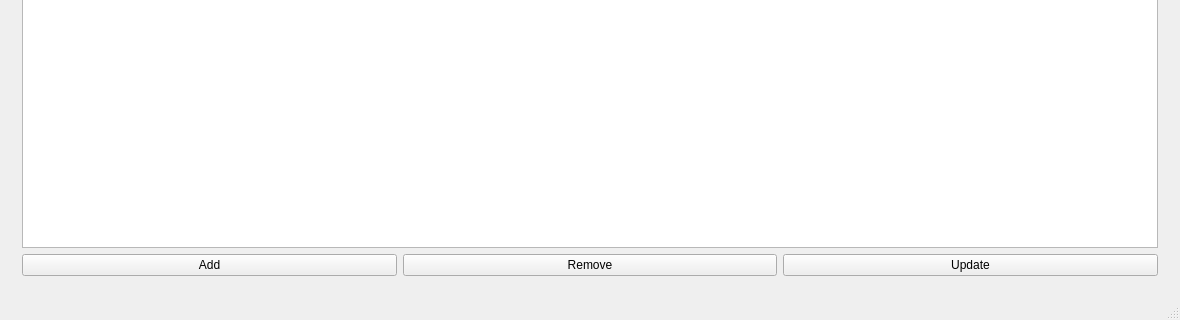
The window that mainwindow.ui (mihutlorenzo/CampionatSportiv) describes before a commit, drawn with Qt 5; both pictures show x 0 to 1180 and y 324 to 644 of the 1180 by 644 pixel window.
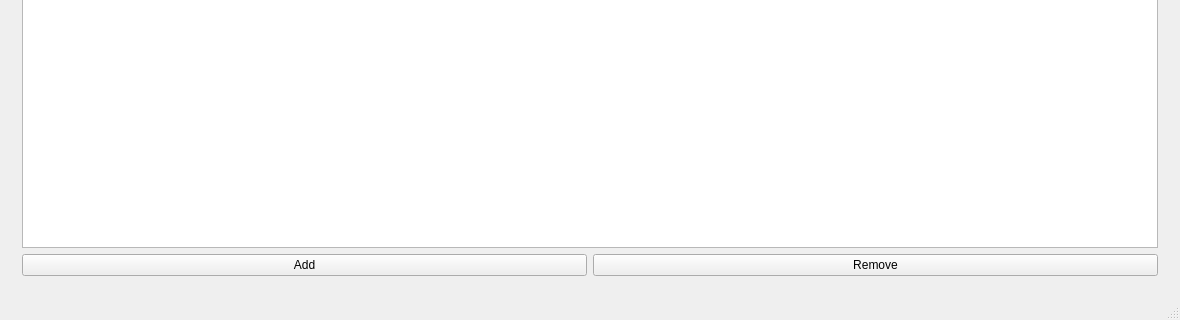
The same window after the commit.

Diff of the .ui file:
```diff
--- a/mainwindow.ui
+++ b/mainwindow.ui
@@ -38,13 +38,6 @@
             </property>
            </widget>
           </item>
-          <item>
-           <widget class="QPushButton" name="updateButton">
-            <property name="text">
-             <string>Update</string>
-            </property>
-           </widget>
-          </item>
          </layout>
         </item>
        </layout>
```
